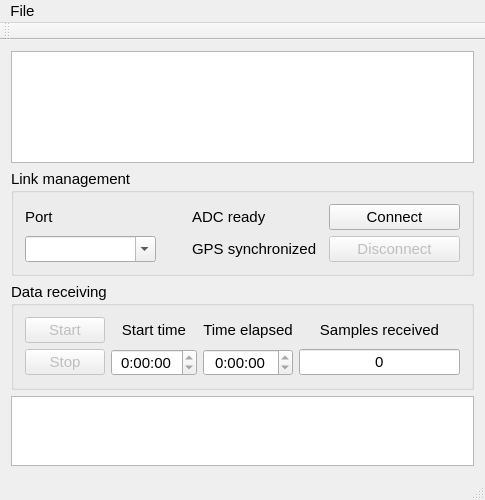
First picture: the form in mainwindow.ui, repository NIA/seismoreg, before the edit.
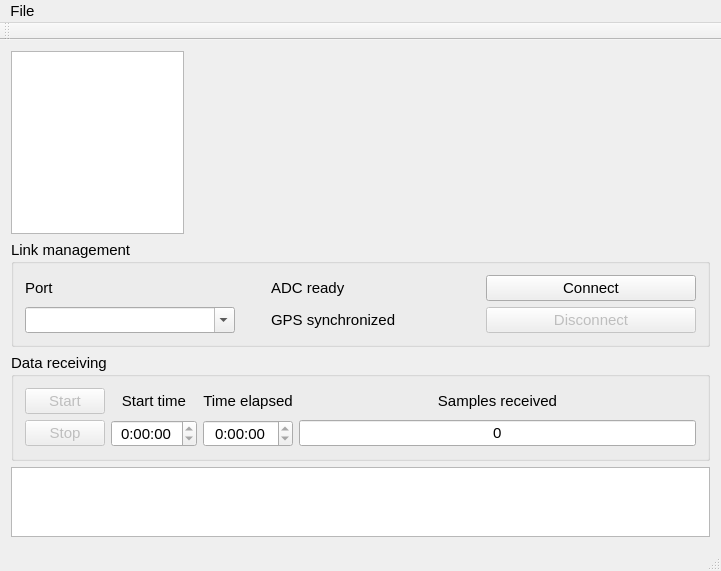
Second picture: the form after the edit. Custom widgets are drawn as their Qt base class.

Commit message:
Added Qwt plot of received data
Qwt included as source in `3rdparty/qwt`

```diff
--- a/mainwindow.ui
+++ b/mainwindow.ui
@@ -6,8 +6,8 @@
    <rect>
     <x>0</x>
     <y>0</y>
-    <width>485</width>
-    <height>500</height>
+    <width>721</width>
+    <height>571</height>
    </rect>
   </property>
   <property name="font">
@@ -21,7 +21,28 @@
   <widget class="QWidget" name="centralWidget">
    <layout class="QVBoxLayout" name="verticalLayout_2">
     <item>
-     <widget class="QListWidget" name="dataView"/>
+     <layout class="QHBoxLayout" name="horizontalLayout">
+      <item>
+       <widget class="QListWidget" name="dataView">
+        <property name="sizePolicy">
+         <sizepolicy hsizetype="Expanding" vsizetype="Expanding">
+          <horstretch>1</horstretch>
+          <verstretch>0</verstretch>
+         </sizepolicy>
+        </property>
+       </widget>
+      </item>
+      <item>
+       <widget class="QwtPlot" name="plotArea">
+        <property name="sizePolicy">
+         <sizepolicy hsizetype="MinimumExpanding" vsizetype="Minimum">
+          <horstretch>3</horstretch>
+          <verstretch>0</verstretch>
+         </sizepolicy>
+        </property>
+       </widget>
+      </item>
+     </layout>
     </item>
     <item>
      <widget class="QGroupBox" name="linkGroup">
@@ -252,8 +273,8 @@
     <rect>
      <x>0</x>
      <y>0</y>
-     <width>485</width>
-     <height>21</height>
+     <width>721</width>
+     <height>23</height>
     </rect>
    </property>
    <widget class="QMenu" name="menuFile">
@@ -281,6 +302,11 @@
  </widget>
  <layoutdefault spacing="6" margin="11"/>
  <customwidgets>
+  <customwidget>
+   <class>QwtPlot</class>
+   <extends>QFrame</extends>
+   <header>qwt_plot.h</header>
+  </customwidget>
   <customwidget>
    <class>QLed</class>
    <extends>QWidget</extends>
```
The commit also changes 207 other files.
